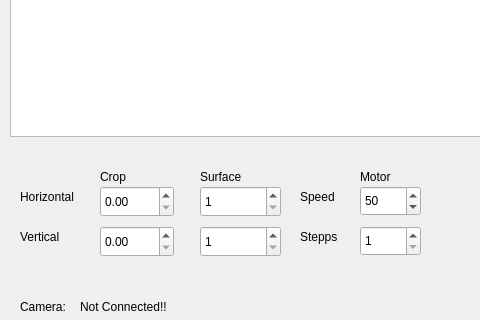
TurBoss/TurBoCapture3000, file turbocapture.ui: the form before one commit; both pictures show x 0 to 480 and y 394 to 714 of the 870 by 714 pixel window.
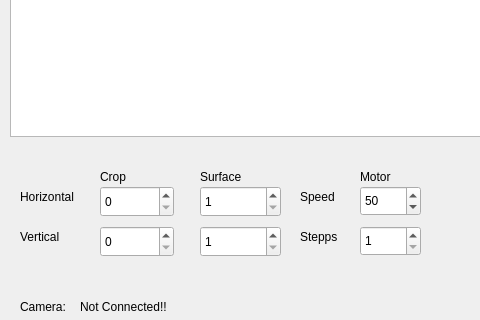
The form after the commit.

Commit message: double to int

The edit to the form file:
```diff
--- a/turbocapture.ui
+++ b/turbocapture.ui
@@ -17,7 +17,7 @@
    <string>TurBoCapture</string>
   </property>
   <widget class="QWidget" name="centralWidget">
-   <widget class="QDoubleSpinBox" name="horizontalSpinBox">
+   <widget class="QSpinBox" name="horizontalSpinBox">
     <property name="geometry">
      <rect>
       <x>100</x>
@@ -26,9 +26,6 @@
       <height>31</height>
      </rect>
     </property>
-    <property name="maximum">
-     <double>999.990000000000009</double>
-    </property>
    </widget>
    <widget class="QPushButton" name="quitButton">
     <property name="geometry">
@@ -43,7 +40,7 @@
      <string>Quit</string>
     </property>
    </widget>
-   <widget class="QDoubleSpinBox" name="verticalSpinBox">
+   <widget class="QSpinBox" name="verticalSpinBox">
     <property name="geometry">
      <rect>
       <x>100</x>
@@ -52,9 +49,6 @@
       <height>31</height>
      </rect>
     </property>
-    <property name="maximum">
-     <double>999.990000000000009</double>
-    </property>
    </widget>
    <widget class="QGraphicsView" name="graphicsView">
     <property name="geometry">
```
The commit also changes 2 other files.
